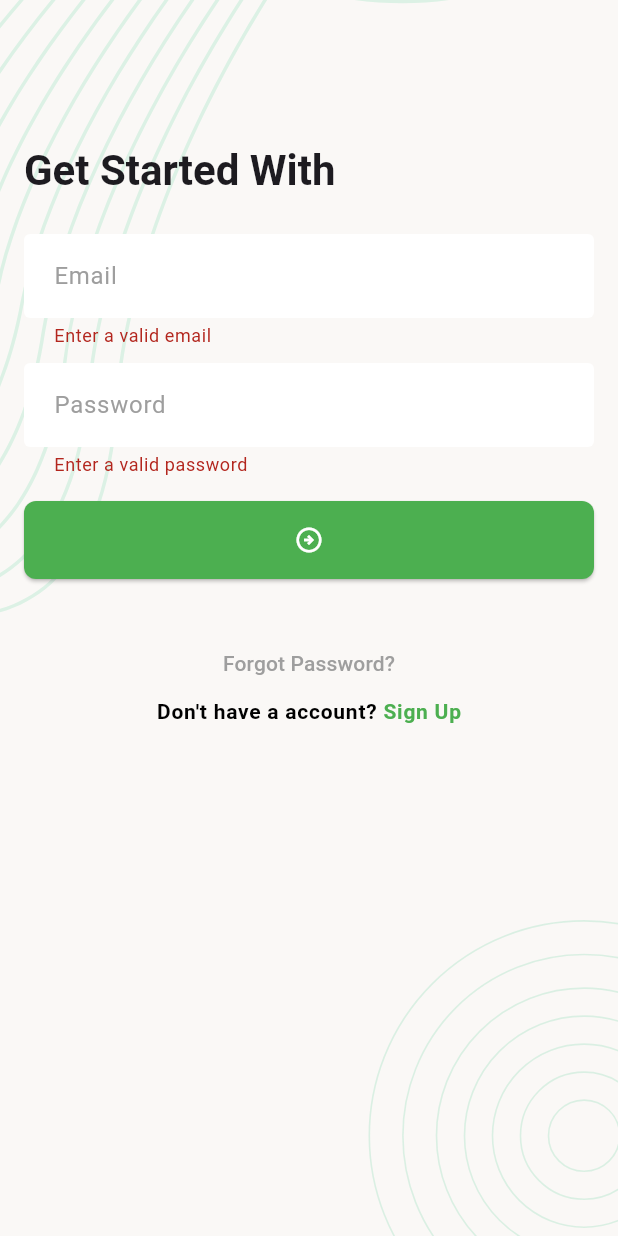
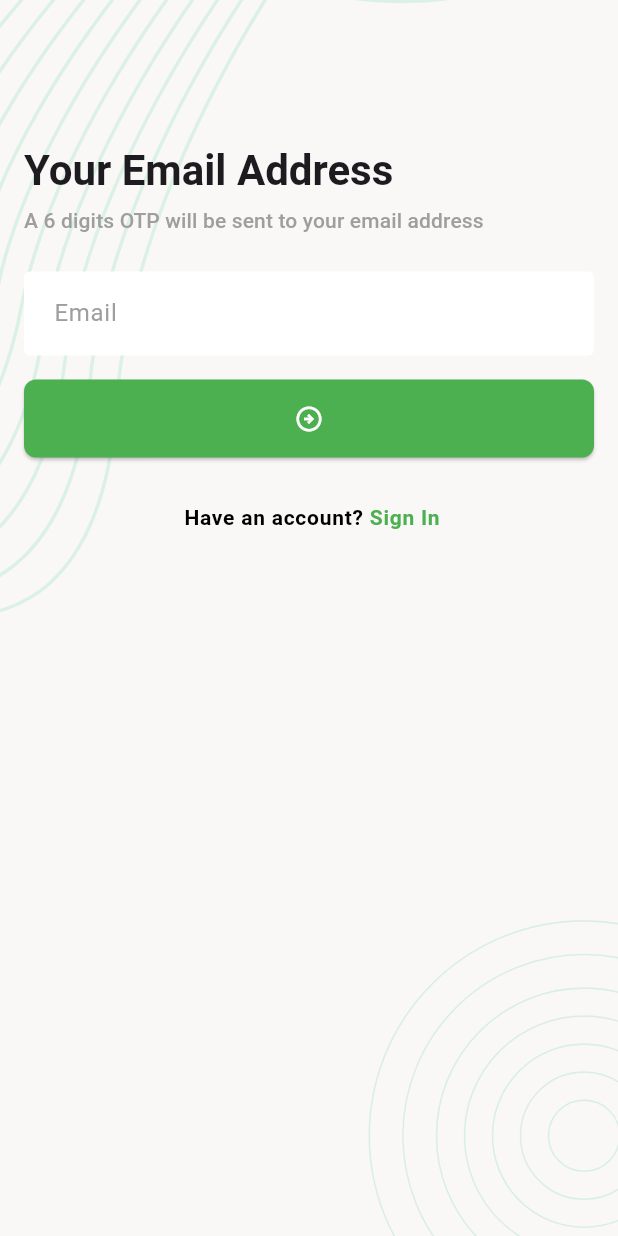
Before and after one commit to shaharul196/flutter_intro_all, a Flutter app: the screen it shows after launch, after a tap on the "arrow circle right" icon, after a tap on "Forgot Password?", on a phone screen of 412 x 824 dp. Run offline on Flutter 3.47's test engine with Material 3 defaults, Android fonts, the phone set to English and light mode, and no system bars; our stand-ins replace email_validator, flutter_svg, pin_code_fields.

Commit message:
first commit

```diff
--- a/lib/app.dart
+++ b/lib/app.dart
@@ -1,5 +1,8 @@
 import 'package:flutter/material.dart';
 import 'package:ostad_flutter_sazu/module_16/ui/screens/sign_in_screen.dart';
+import 'module_16/ui/screens/change_password.dart';
+import 'module_16/ui/screens/forgot_password_email_screen.dart';
+import 'module_16/ui/screens/pin_varification_screen.dart';
 import 'module_16/ui/screens/sign_up_screen.dart';
 import 'module_16/ui/screens/splash_screen.dart';
 
@@ -42,28 +45,27 @@
         ),
 
         textButtonTheme: TextButtonThemeData(
-          style: TextButton.styleFrom(
-            foregroundColor: Colors.green,
-          )
-        )
+          style: TextButton.styleFrom(foregroundColor: Colors.green),
+        ),
       ),
 
       // home: SplashScreen(),
+      initialRoute: '/',
 
-      initialRoute: '/',
       // routes: {
       //   '/': (context) => SplashScreen(),
       //   '/sign-in': (context) => SignInScreen(),
       // },
-
       routes: {
         SplashScreen.name: (context) => SplashScreen(),
         SignInScreen.name: (context) => SignInScreen(),
         SignUpScreen.name: (context) => SignUpScreen(),
+        ForgotPasswordEmailScreen.name: (context) => ForgotPasswordEmailScreen(),
+        PinVerificationScreen.name: (context) => PinVerificationScreen(),
+        ChangePasswordScreen.name: (context) => ChangePasswordScreen(),
 
 
       },
-
     );
   }
 }
--- /dev/null
+++ b/lib/module_16/ui/screens/forgot_password_email_screen.dart
@@ -0,0 +1,120 @@
+import 'package:flutter/gestures.dart';
+import 'package:flutter/material.dart';
+import 'package:ostad_flutter_sazu/module_16/ui/screens/pin_varification_screen.dart';
+import 'package:ostad_flutter_sazu/module_16/ui/screens/sign_up_screen.dart';
+import 'package:ostad_flutter_sazu/module_16/ui/widget/screen_background.dart';
+import 'package:email_validator/email_validator.dart';
+
+class ForgotPasswordEmailScreen extends StatefulWidget {
+  const ForgotPasswordEmailScreen({super.key});
+
+  static const String name = '/forgot-password-email';
+
+
+  @override
+  State<ForgotPasswordEmailScreen> createState() => _ForgotPasswordEmailScreenState();
+}
+
+class _ForgotPasswordEmailScreenState extends State<ForgotPasswordEmailScreen> {
+
+  final TextEditingController _emailTEController = TextEditingController();
+  final GlobalKey<FormState> _formKey = GlobalKey<FormState>();
+
+  @override
+  Widget build(BuildContext context) {
+    return Scaffold(
+      body: ScreenBackground(
+        child: SingleChildScrollView(
+          child: Padding(
+            padding: const EdgeInsets.all(16),
+            child: Form(
+              key: _formKey,
+              autovalidateMode: AutovalidateMode.onUserInteraction,
+              child: Column(
+                crossAxisAlignment: CrossAxisAlignment.start,
+                children: [
+                  SizedBox(height: 80),
+                  Text(
+                    'Your Email Address',
+                    style: Theme.of(context).textTheme.titleLarge,
+                  ),
+                  SizedBox(height: 5),
+                  Text(
+                    'A 6 digits OTP will be sent to your email address',
+                    style: Theme.of(context).textTheme.titleSmall ?.copyWith(
+                      color: Colors.grey,
+                    ),
+                  ),
+                  SizedBox(height: 24),
+                  TextFormField(
+                    controller: _emailTEController,
+                    textInputAction: TextInputAction.next,
+                    decoration: InputDecoration(hintText: 'Email'),
+                    validator: (String? value){
+                      String email = value ?? '';
+                      if (EmailValidator.validate(email) == false){
+                        return 'Enter a valid email';
+                      }
+                      return null;
+                    },
+                  ),
+
+                  SizedBox(height: 16),
+                  ElevatedButton(
+                    onPressed: _onTapSubmitButton,
+                    child: Icon(Icons.arrow_circle_right_outlined, size: 20),
+                  ),
+                  SizedBox(height: 32),
+
+                  Center(
+                    child: RichText(
+                      text: TextSpan(
+                        text: " Have an account? ",
+                        style: TextStyle(
+                          fontWeight: FontWeight.w600,
+                          color: Colors.black,
+                          letterSpacing: 0.5,
+                        ),
+                        children: [
+                          TextSpan(
+                            text: 'Sign In',
+                            style: TextStyle(
+                              fontWeight: FontWeight.w700,
+                              color: Colors.green,
+                            ),
+                            recognizer:
+                            TapGestureRecognizer()
+                              ..onTap = _onTapSignInButton,
+                          ),
+                        ],
+                      ),
+                    ),
+                  ),
+                ],
+              ),
+            ),
+          ),
+        ),
+      ),
+    );
+  }
+
+  void _onTapSubmitButton() {
+    // if(_formKey.currentState!.validate()){
+    //   // TODO: Sign in with Api
+    // }
+    Navigator.pushReplacementNamed(context, PinVerificationScreen.name);
+  }
+
+
+  void _onTapSignInButton() {
+    Navigator.pushReplacementNamed(context, SignUpScreen.name);
+  }
+
+  @override
+  void dispose() {
+    _emailTEController.dispose();
+    super.dispose();
+  }
+
+}
--- a/lib/module_16/ui/screens/sign_in_screen.dart
+++ b/lib/module_16/ui/screens/sign_in_screen.dart
@@ -1,5 +1,6 @@
 import 'package:flutter/gestures.dart';
 import 'package:flutter/material.dart';
+import 'package:ostad_flutter_sazu/module_16/ui/screens/forgot_password_email_screen.dart';
 import 'package:ostad_flutter_sazu/module_16/ui/screens/sign_up_screen.dart';
 import 'package:ostad_flutter_sazu/module_16/ui/widget/screen_background.dart';
 import 'package:email_validator/email_validator.dart';
@@ -132,7 +133,9 @@
     }
   }
 
-  void _onTapForgotPasswordButton() {}
+  void _onTapForgotPasswordButton() {
+    Navigator.pushReplacementNamed(context, ForgotPasswordEmailScreen.name);
+  }
 
   void _onTapSignUpButton() {
     Navigator.pushReplacementNamed(context, SignUpScreen.name);
```
Also changed, not shown: lib/module_16/ui/screens/change_password.dart (added, +132 -0 lines), lib/module_16/ui/screens/pin_varification_screen.dart (added, +129 -0 lines).
